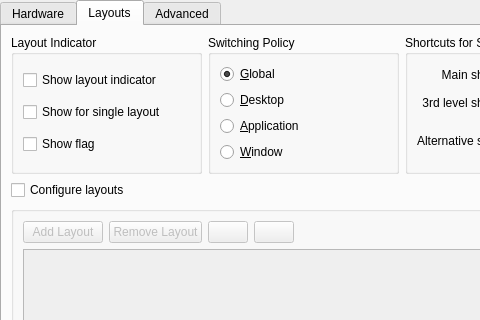
Qt form kcontrol/keyboard/kcm_keyboard.ui (mgottschlag/kwin-tiling) before a commit; both pictures show x 0 to 480 and y 0 to 320 of the 662 by 446 pixel window.
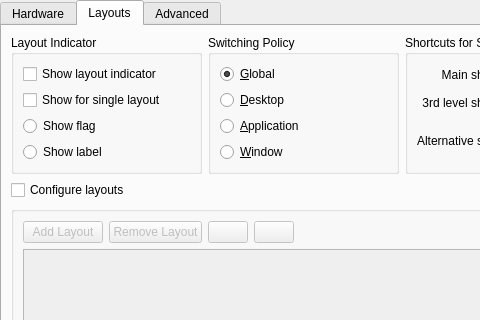
The same form after that commit. The open tabs and pages were chosen to show the change. Custom widgets are drawn as their Qt base class.

Commit message: make label/flag radiobutton instead of checkbox (BUG 244145)

```diff
--- a/kcontrol/keyboard/kcm_keyboard.ui
+++ b/kcontrol/keyboard/kcm_keyboard.ui
@@ -114,12 +114,19 @@
           </widget>
          </item>
          <item row="2" column="0">
-          <widget class="QCheckBox" name="showFlagChk">
+          <widget class="QRadioButton" name="showFlagRadioBtn">
            <property name="text">
             <string>Show flag</string>
            </property>
           </widget>
          </item>
+         <item row="3" column="0">
+          <widget class="QRadioButton" name="showLabelRadioBtn">
+           <property name="text">
+            <string>Show label</string>
+           </property>
+          </widget>
+         </item>
         </layout>
        </widget>
       </item>
```
The commit also changes 1 other file.
